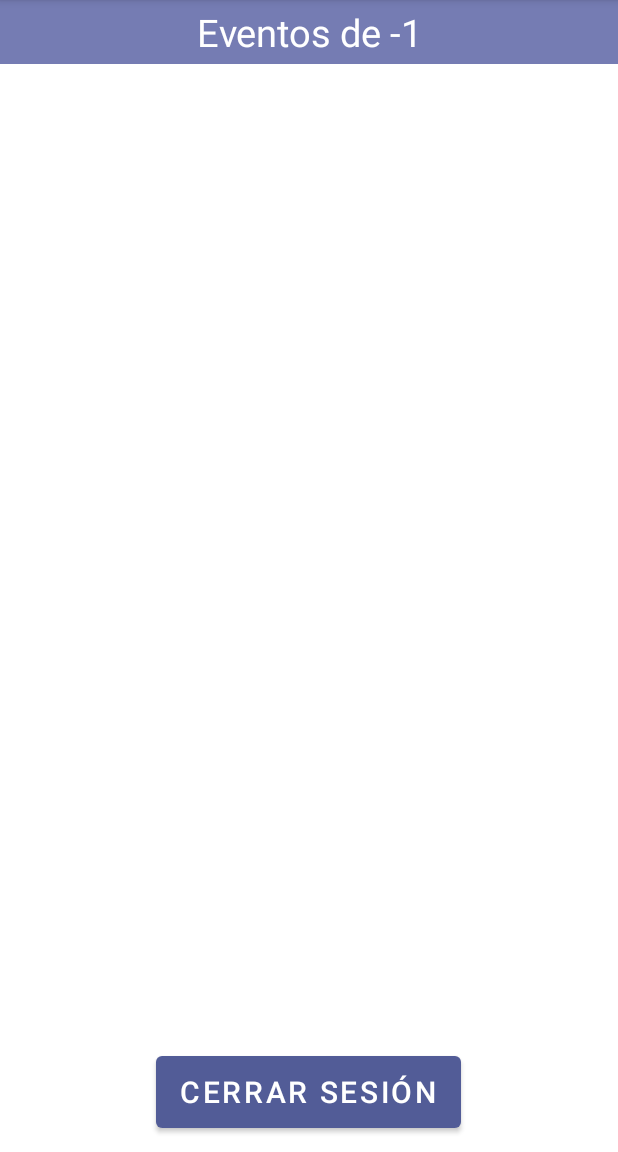
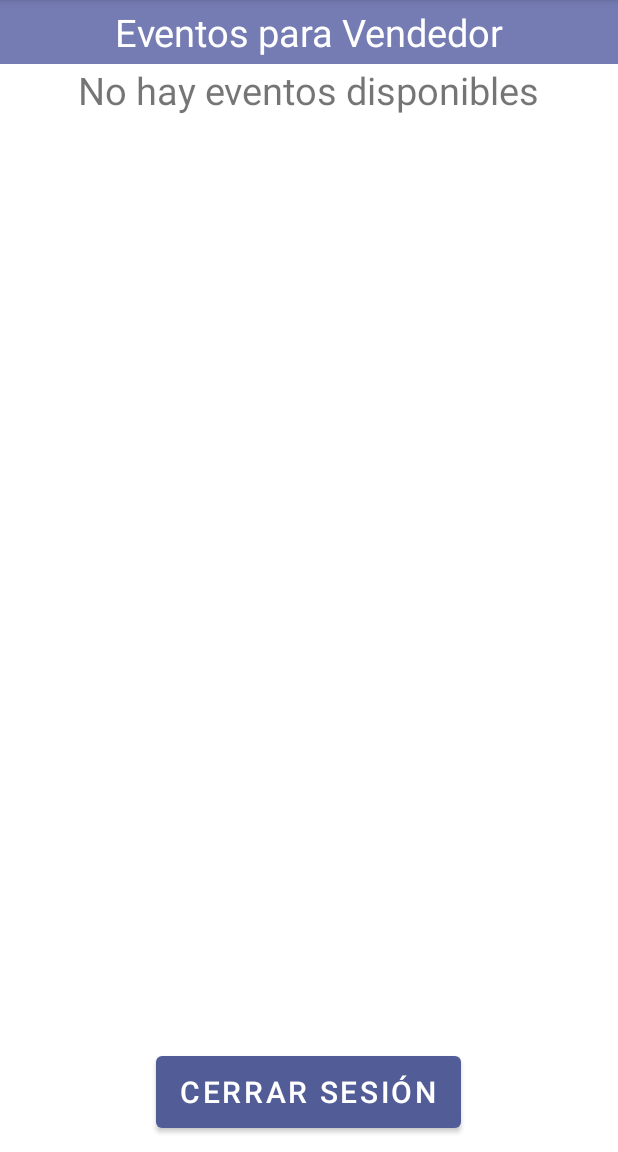
Before and after one commit to talosdg/MisBazares_Android, an Android app: the SellersEventsFragment screen opened directly, with no data from a screen before it, on a phone screen of 412 x 824 dp, the part 84-1236 px from its top. Run offline under Robolectric (Android 15) with nearby library versions, the phone set to English and light mode, and no system bars; our stand-ins replace Room's generated code.

Commit message:
Se notifica de sin eventos , sin solicitantes

```diff
--- a/app/src/main/java/com/talos/misbazares/ui/sellerevents/SellerEventsFragment.kt
+++ b/app/src/main/java/com/talos/misbazares/ui/sellerevents/SellerEventsFragment.kt
@@ -65,11 +65,12 @@ class SellersEventsFragment : Fragment() {
             renderizarSellerEventos(state)
         }
 
-        // ✅ ¡Aquí cargamos el sellerId desde la sesión!
         val sellerId = getSellerIdFromSession()
         viewModel.loadSellerEvents(sellerId)
-        val sellerWellcome = "Eventos de $sellerId"
-        binding.tvSellerName.text = sellerWellcome
+
+        val sellerName = getSellerNameFromSession()
+        binding.tvSellerName.text = "Eventos para $sellerName"
+
         binding.btCloseSession.setOnClickListener {
            mostrarDialogoCerrarSesion()
         }
@@ -86,6 +87,8 @@ class SellersEventsFragment : Fragment() {
         items.addAll(state.solicitados.map { SellerEventItem(it, "solicitado") })
         items.addAll(state.aceptados.map { SellerEventItem(it, "aceptado") })
         items.addAll(state.cancelados.map { SellerEventItem(it, "cancelado") })
+
+        binding.tvSinEventos.visibility = if (items.isNotEmpty()) View.INVISIBLE else View.VISIBLE
 
         sellerEventsAdapter.updateList(items)
     }
@@ -123,6 +126,12 @@ class SellersEventsFragment : Fragment() {
         builder.show()
     }
 
+    private fun getSellerNameFromSession(): String {
+        val sharedPrefs = requireContext().getSharedPreferences("session", Context.MODE_PRIVATE)
+        return sharedPrefs.getString("userName", "Vendedor") ?: "Vendedor"
+    }
+
+
     private fun mostrarDialogoCerrarSesion() {
         AlertDialog.Builder(requireContext())
             .setTitle("Cerrar sesión")
--- a/app/src/main/java/com/talos/misbazares/ui/sellers/SellersFragment.kt
+++ b/app/src/main/java/com/talos/misbazares/ui/sellers/SellersFragment.kt
@@ -73,6 +73,11 @@ class SellersFragment : Fragment() {
         }
         solicitudesViewModel.solicitudes.observe(viewLifecycleOwner) { lista ->
             solicitudesAdapter.updateList(lista)
+            if (lista.isEmpty()) {
+                binding.tvSinSolicitudes.visibility = View.VISIBLE
+            } else {
+                binding.tvSinSolicitudes.visibility = View.GONE
+            }
         }
 
         solicitudesViewModel.loadSolicitudes(adminId)
--- a/app/src/main/java/com/talos/misbazares/ui/sellers/SolicitudesViewModel.kt
+++ b/app/src/main/java/com/talos/misbazares/ui/sellers/SolicitudesViewModel.kt
@@ -2,6 +2,7 @@ package com.talos.misbazares.ui.sellers
 
 import android.app.Application
 import android.content.Context
+import android.view.View
 import androidx.lifecycle.*
 import com.talos.misbazares.data.InscriptionRepository
 import com.talos.misbazares.data.db.model.InscriptionEntity
@@ -11,6 +12,7 @@ class SolicitudesViewModel(
     application: Application,
     private val inscriptionRepository: InscriptionRepository
 ) : AndroidViewModel(application) {
+
 
     private val _solicitudes = MutableLiveData<List<InscriptionEntity>>()
     val solicitudes: LiveData<List<InscriptionEntity>> get() = _solicitudes
--- a/app/src/main/res/layout/fragment_seller_events.xml
+++ b/app/src/main/res/layout/fragment_seller_events.xml
@@ -17,12 +17,22 @@
         android:padding="4dp"
         android:text="TextView" />
 
+    <TextView
+        android:id="@+id/tvSinEventos"
+        android:layout_width="wrap_content"
+        android:layout_height="wrap_content"
+        android:layout_gravity="center"
+        android:text="@string/no_events_to_show"
+        android:textSize="25sp"
+        android:visibility="invisible" />
+
     <androidx.recyclerview.widget.RecyclerView
         android:id="@+id/rvEvents"
         android:layout_width="match_parent"
         android:layout_height="0dp"
         android:layout_weight="1"
         android:contentDescription="@string/events_list" />
+
 
     <Button
         android:id="@+id/btCloseSession"
--- a/app/src/main/res/values/strings.xml
+++ b/app/src/main/res/values/strings.xml
@@ -47,6 +47,7 @@
     <string name="events_list">Listado de eventos</string>
     <string name="cero">0</string>
     <string name="icon_store">Icono_tienda</string>
+    <string name="no_events_to_show">No hay eventos disponibles</string>
 
 
     <!-- DROPDOWN ROL ITEMS VALUES -->
```
Also changed, not shown: app/src/main/java/com/talos/misbazares/ui/login/LoginFragment.kt (+8 -4 lines), app/src/main/res/layout/fragment_sellers.xml (+8 -0 lines).
